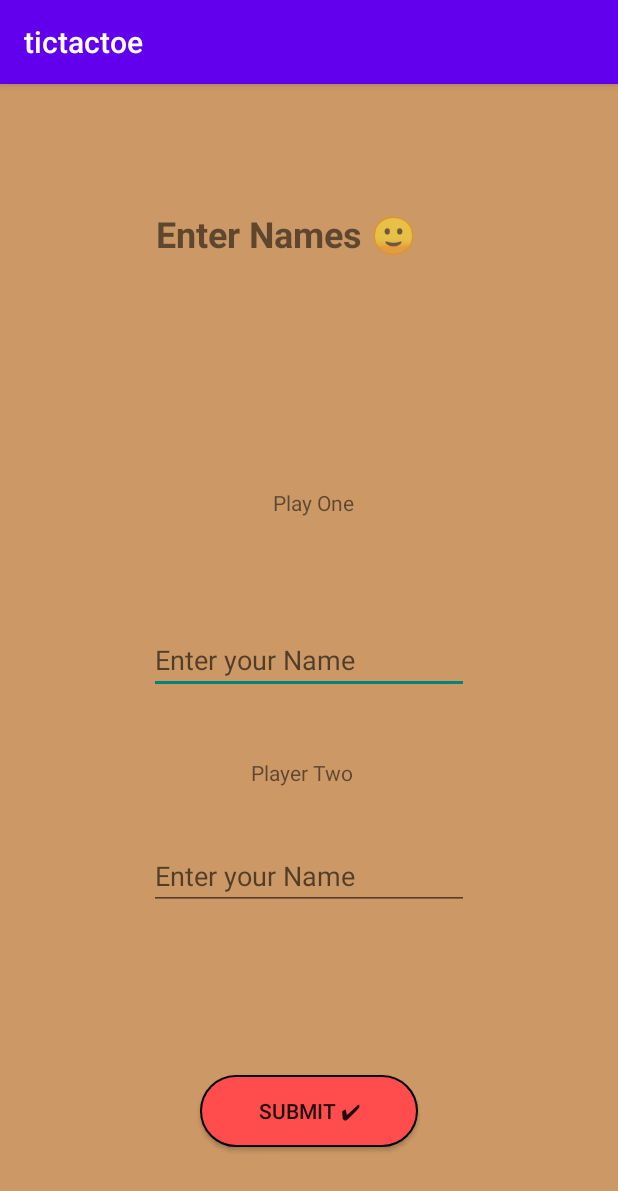
After one commit to mwchben/tictactoe, an Android app: the PlayersPage screen opened directly, with no data from a screen before it, on a phone screen of 412 x 824 dp. The commit adds this screen. Shown: the top 1191 px of the screen. Run offline under Robolectric (Android 15) with nearby library versions, the phone set to English and light mode, and no system bars.

Commit message:
Added PlayersPage jav+xml and re-colored

```diff
--- a/app/src/main/AndroidManifest.xml
+++ b/app/src/main/AndroidManifest.xml
@@ -10,6 +10,9 @@
         android:supportsRtl="true"
         android:theme="@style/Theme.Tictactoe">
         <activity
+            android:name=".PlayersPage"
+            android:exported="false" />
+        <activity
             android:name=".MainActivity"
             android:exported="true">
             <intent-filter>
--- /dev/null
+++ b/app/src/main/java/com/tictactoe/PlayersPage.java
@@ -0,0 +1,14 @@
+package com.tictactoe;
+
+import androidx.appcompat.app.AppCompatActivity;
+
+import android.os.Bundle;
+
+public class PlayersPage extends AppCompatActivity {
+
+    @Override
+    protected void onCreate(Bundle savedInstanceState) {
+        super.onCreate(savedInstanceState);
+        setContentView(R.layout.activity_players_page);
+    }
+}
--- a/app/src/main/res/drawable/blue_button.xml
+++ b/app/src/main/res/drawable/red_button.xml
@@ -2,7 +2,8 @@
 <selector xmlns:android="http://schemas.android.com/apk/res/android">
     <item>
         <shape android:shape="rectangle">
-            <solid android:color="#4fc323"/>
+            <solid android:color="#ff4d4d
+"/>
             <corners android:radius="100dp"/>
             <stroke android:color="@color/black" android:width="1dp"/>
         </shape>
--- a/app/src/main/res/layout/activity_main.xml
+++ b/app/src/main/res/layout/activity_main.xml
@@ -4,7 +4,8 @@
     xmlns:tools="http://schemas.android.com/tools"
     android:layout_width="match_parent"
     android:layout_height="match_parent"
-    tools:context=".MainActivity">
+    tools:context=".MainActivity"
+    android:background="#bf8040">
 
     <TextView
         android:id="@+id/textView"
--- /dev/null
+++ b/app/src/main/res/layout/activity_players_page.xml
@@ -0,0 +1,85 @@
+<?xml version="1.0" encoding="utf-8"?>
+<androidx.constraintlayout.widget.ConstraintLayout xmlns:android="http://schemas.android.com/apk/res/android"
+    xmlns:app="http://schemas.android.com/apk/res-auto"
+    xmlns:tools="http://schemas.android.com/tools"
+    android:layout_width="match_parent"
+    android:layout_height="match_parent"
+    tools:context=".PlayersPage"
+    android:background="#cc9966">
+
+    <TextView
+        android:id="@+id/textView2"
+        android:layout_width="wrap_content"
+        android:layout_height="wrap_content"
+        android:layout_marginTop="196dp"
+        android:text="@string/label_1"
+        app:layout_constraintBottom_toTopOf="@+id/editTextTextPersonName"
+        app:layout_constraintEnd_toEndOf="parent"
+        app:layout_constraintHorizontal_bias="0.508"
+        app:layout_constraintStart_toStartOf="parent"
+        app:layout_constraintTop_toTopOf="parent" />
+
+    <TextView
+        android:id="@+id/textView3"
+        android:layout_width="wrap_content"
+        android:layout_height="wrap_content"
+        android:text="@string/player_titles"
+        android:textSize="24sp"
+        android:textStyle="bold"
+        app:layout_constraintBottom_toTopOf="@+id/editTextTextPersonName"
+        app:layout_constraintEnd_toEndOf="parent"
+        app:layout_constraintHorizontal_bias="0.437"
+        app:layout_constraintStart_toStartOf="parent"
+        app:layout_constraintTop_toTopOf="parent"
+        app:layout_constraintVertical_bias="0.254" />
+
+    <TextView
+        android:id="@+id/textView4"
+        android:layout_width="wrap_content"
+        android:layout_height="wrap_content"
+        android:text="@string/label_2"
+        app:layout_constraintBottom_toTopOf="@+id/editTextTextPersonName2"
+        app:layout_constraintEnd_toEndOf="parent"
+        app:layout_constraintHorizontal_bias="0.488"
+        app:layout_constraintStart_toStartOf="parent"
+        app:layout_constraintTop_toBottomOf="@+id/editTextTextPersonName"
+        app:layout_constraintVertical_bias="0.534" />
+
+    <EditText
+        android:id="@+id/editTextTextPersonName"
+        android:layout_width="wrap_content"
+        android:layout_height="wrap_content"
+        android:ems="10"
+        android:inputType="textPersonName"
+        android:hint="@string/name_hint"
+        app:layout_constraintBottom_toBottomOf="parent"
+        app:layout_constraintEnd_toEndOf="parent"
+        app:layout_constraintStart_toStartOf="parent"
+        app:layout_constraintTop_toTopOf="parent" />
+
+    <EditText
+        android:id="@+id/editTextTextPersonName2"
+        android:layout_width="wrap_content"
+        android:layout_height="wrap_content"
+        android:ems="10"
+        android:inputType="textPersonName"
+        android:hint="@string/name_hint"
+        app:layout_constraintBottom_toBottomOf="parent"
+        app:layout_constraintEnd_toEndOf="parent"
+        app:layout_constraintStart_toStartOf="parent"
+        app:layout_constraintTop_toTopOf="parent"
+        app:layout_constraintVertical_bias="0.699" />
+
+    <Button
+        android:id="@+id/button2"
+        android:layout_width="145dp"
+        android:layout_height="wrap_content"
+        android:layout_marginTop="48dp"
+        android:background="@drawable/red_button"
+        android:text="@string/submit"
+        app:layout_constraintBottom_toBottomOf="parent"
+        app:layout_constraintEnd_toEndOf="parent"
+        app:layout_constraintStart_toStartOf="parent"
+        app:layout_constraintTop_toBottomOf="@+id/editTextTextPersonName2"
+        app:layout_constraintVertical_bias="0.51" />
+</androidx.constraintlayout.widget.ConstraintLayout>
--- a/app/src/main/res/values/strings.xml
+++ b/app/src/main/res/values/strings.xml
@@ -2,4 +2,9 @@
     <string name="app_name">tictactoe</string>
     <string name="home_title">Tic-Tac-Toe Game</string>
     <string name="play_button">Play</string>
+    <string name="player_titles">Enter Names 🙂 </string>
+    <string name="label_1">Play One</string>
+    <string name="label_2">Player Two</string>
+    <string name="submit">Submit ✔ </string>
+    <string name="name_hint">Enter your Name</string>
 </resources>
```
